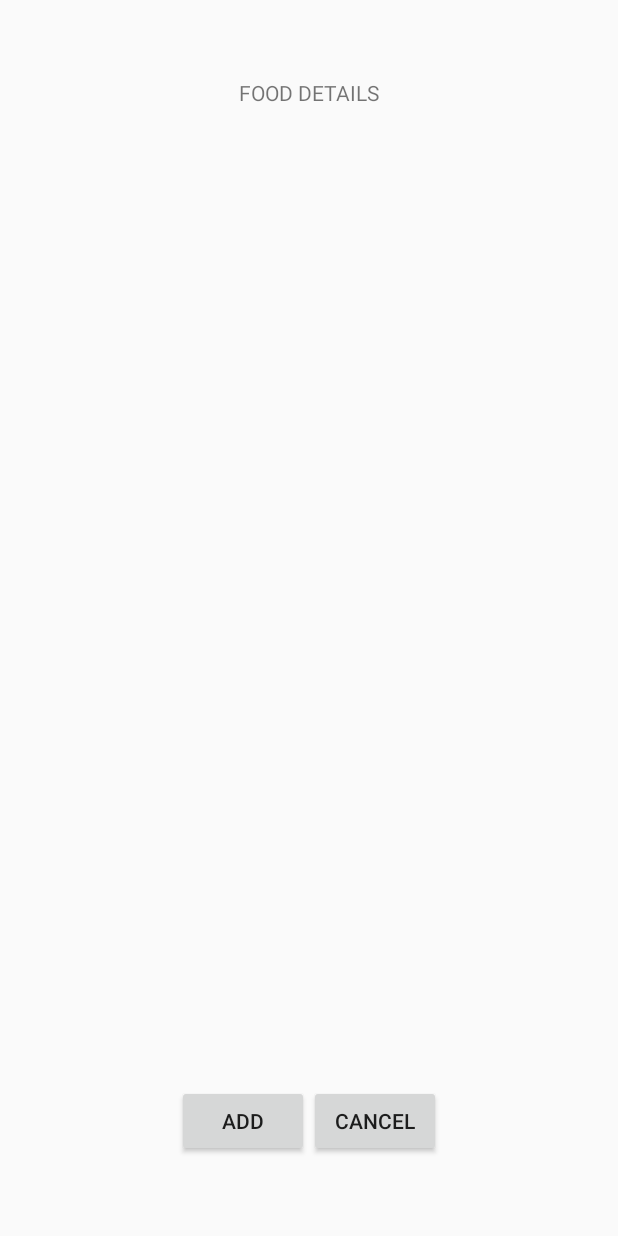
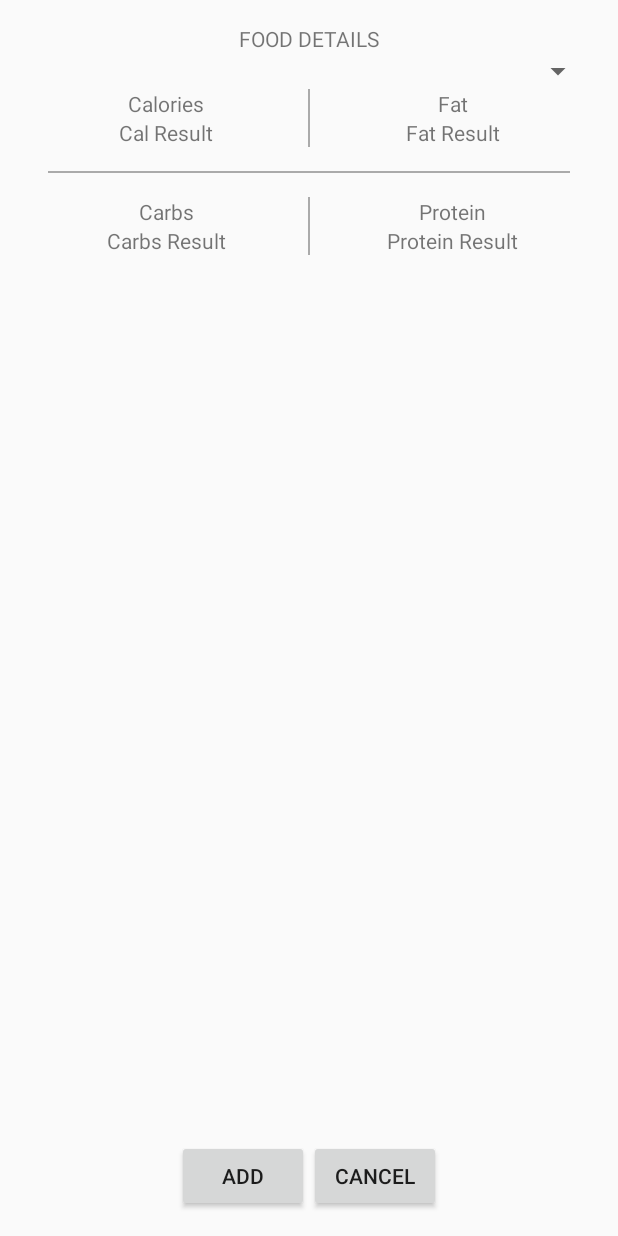
Before and after one commit to TechTeam9/NuTrack, an Android app: the layout fragment_food_dialog.xml on its own in the app's theme, with its tools: preview values and no code run, on a phone screen of 412 x 824 dp. Run offline under Robolectric (Android 15) with nearby library versions, the phone set to English and light mode, and no system bars.

Commit message:
foodDialogFragment layout done

```diff
--- a/app/src/main/java/edu/uw/tcss450/nutrack/activity/MainActivity.java
+++ b/app/src/main/java/edu/uw/tcss450/nutrack/activity/MainActivity.java
@@ -106,11 +106,11 @@ public class MainActivity extends AppCompatActivity implements ProfileFragment.O
         }
 
         //TEST
-        Fragment fragment2 = fragmentClass.newInstance();
+//        Fragment fragment2 = fragmentClass.newInstance();
         // END TEST
         FragmentTransaction fragmentTracs = getSupportFragmentManager().beginTransaction();
         fragmentTracs.add(R.id.flContent, fragment);
-        fragmentTracs.add(R.id.flContent, fragment2);
+//        fragmentTracs.add(R.id.flContent, fragment2);
 
         fragmentTracs.commit();
         initializeDrawerHeaderContent();
--- a/app/src/main/res/layout/fragment_food_dialog.xml
+++ b/app/src/main/res/layout/fragment_food_dialog.xml
@@ -1,30 +1,187 @@
-<LinearLayout xmlns:android="http://schemas.android.com/apk/res/android"
+<RelativeLayout xmlns:android="http://schemas.android.com/apk/res/android"
     xmlns:tools="http://schemas.android.com/tools"
     android:layout_width="match_parent"
     android:layout_height="match_parent"
     android:orientation="vertical"
+    android:padding="16dp"
     android:tag="food_details"
-    android:padding="16dp"
     tools:context="edu.uw.tcss450.nutrack.fragment.FoodDialogFragment">
 
     <TextView
+        android:id="@+id/dialog_food_title"
         android:layout_width="match_parent"
         android:layout_height="wrap_content"
-        android:layout_weight="1"
+        android:layout_alignParentTop="true"
         android:gravity="center"
-        android:text="@string/food_details"
-        android:id="@+id/dialog_food_title" />
+        android:text="@string/food_details" />
 
-    <TextView
+    <!--<TextView
         android:id="@+id/food_dialog_details"
         android:layout_width="match_parent"
         android:layout_height="0dp"
-        android:layout_weight="8" />
+        android:layout_weight="8" />-->
+
 
     <LinearLayout
         android:layout_width="match_parent"
         android:layout_height="wrap_content"
-        android:layout_weight="1"
+        android:layout_below="@id/dialog_food_title"
+        android:orientation="vertical">
+
+
+        <Spinner
+            android:layout_width="match_parent"
+            android:layout_height="wrap_content">
+
+        </Spinner>
+
+        <LinearLayout
+            android:layout_width="match_parent"
+            android:layout_height="0dp"
+            android:layout_weight="1"
+            android:orientation="horizontal">
+
+
+            <LinearLayout
+                android:layout_width="0dp"
+                android:layout_height="wrap_content"
+                android:layout_weight="1"
+                android:gravity="center"
+                android:orientation="vertical">
+
+                <TextView
+                    android:layout_width="wrap_content"
+                    android:layout_height="wrap_content"
+                    android:layout_weight="1"
+                    android:gravity="center_horizontal"
+                    android:text="Calories" />
+
+                <TextView
+                    android:layout_width="wrap_content"
+                    android:layout_height="wrap_content"
+                    android:layout_weight="1"
+                    android:gravity="center_horizontal"
+                    android:text="Cal Result" />
+            </LinearLayout>
+
+            <View
+                android:id="@+id/dialog_edit_name_splitter1"
+                android:layout_width="1dp"
+                android:layout_height="match_parent"
+                android:background="@android:color/darker_gray" />
+
+            <LinearLayout
+                android:layout_width="0dp"
+                android:layout_height="wrap_content"
+                android:layout_weight="1"
+                android:gravity="center"
+                android:orientation="vertical">
+
+                <TextView
+                    android:layout_width="match_parent"
+                    android:layout_height="wrap_content"
+                    android:gravity="center_horizontal"
+                    android:text="Fat" />
+
+                <TextView
+                    android:layout_width="match_parent"
+                    android:layout_height="wrap_content"
+                    android:gravity="center_horizontal"
+                    android:text="Fat Result" />
+            </LinearLayout>
+        </LinearLayout>
+
+        <View
+            android:id="@+id/dialog_edit_name_splitter2"
+            android:layout_width="match_parent"
+            android:layout_height="1dp"
+            android:layout_margin="16dp"
+            android:background="@android:color/darker_gray" />
+
+        <LinearLayout
+            android:layout_width="match_parent"
+            android:layout_height="0dp"
+            android:layout_weight="1"
+            android:orientation="horizontal">
+
+            <LinearLayout
+                android:layout_width="0dp"
+                android:layout_height="wrap_content"
+                android:layout_weight="1"
+                android:gravity="center"
+                android:orientation="vertical">
+
+                <TextView
+                    android:layout_width="match_parent"
+                    android:layout_height="wrap_content"
+                    android:gravity="center_horizontal"
+                    android:text="Carbs" />
+
+                <TextView
+                    android:layout_width="match_parent"
+                    android:layout_height="wrap_content"
+                    android:gravity="center_horizontal"
+                    android:text="Carbs Result" />
+            </LinearLayout>
+
+            <View
+                android:id="@+id/dialog_edit_name_splitter3"
+                android:layout_width="1dp"
+                android:layout_height="match_parent"
+                android:background="@android:color/darker_gray" />
+
+            <LinearLayout
+                android:layout_width="0dp"
+                android:layout_height="wrap_content"
+                android:layout_weight="1"
+                android:gravity="center"
+                android:orientation="vertical">
+
+                <TextView
+                    android:layout_width="match_parent"
+                    android:layout_height="wrap_content"
+                    android:gravity="center_horizontal"
+                    android:text="Protein" />
+
+                <TextView
+                    android:layout_width="match_parent"
+                    android:layout_height="wrap_content"
+                    android:gravity="center_horizontal"
+                    android:text="Protein Result" />
+            </LinearLayout>
+        </LinearLayout>
+    </LinearLayout>
+
+    <LinearLayout
+        android:layout_width="match_parent"
+        android:layout_height="wrap_content"
+        android:layout_below="@id/dialog_food_title"
+        android:gravity="center"
+        android:orientation="vertical"
+        android:visibility="invisible">
+
+        <Button
+            android:layout_width="wrap_content"
+            android:layout_height="wrap_content"
+            android:text="Add to Breakfast" />
+
+        <Button
+            android:layout_width="wrap_content"
+            android:layout_height="wrap_content"
+            android:text="Add to Breakfast" />
+
+        <Button
+            android:layout_width="wrap_content"
+            android:layout_height="wrap_content"
+            android:text="Add to Breakfast" />
+
+    </LinearLayout>
+
+
+    <LinearLayout
+        android:layout_width="match_parent"
+        android:layout_height="wrap_content"
+        android:layout_alignParentBottom="true"
         android:gravity="center">
 
         <Button
@@ -39,4 +196,4 @@
             android:layout_height="wrap_content"
             android:text="@string/cancel" />
     </LinearLayout>
-</LinearLayout>
+</RelativeLayout>
--- a/build.gradle
+++ b/build.gradle
@@ -5,7 +5,7 @@ buildscript {
         jcenter()
     }
     dependencies {
-        classpath 'com.android.tools.build:gradle:2.2.3'
+        classpath 'com.android.tools.build:gradle:2.3.0'
 
         // NOTE: Do not place your application dependencies here; they belong
         // in the individual module build.gradle files
```
Also changed, not shown: gradle/wrapper/gradle-wrapper.properties.
